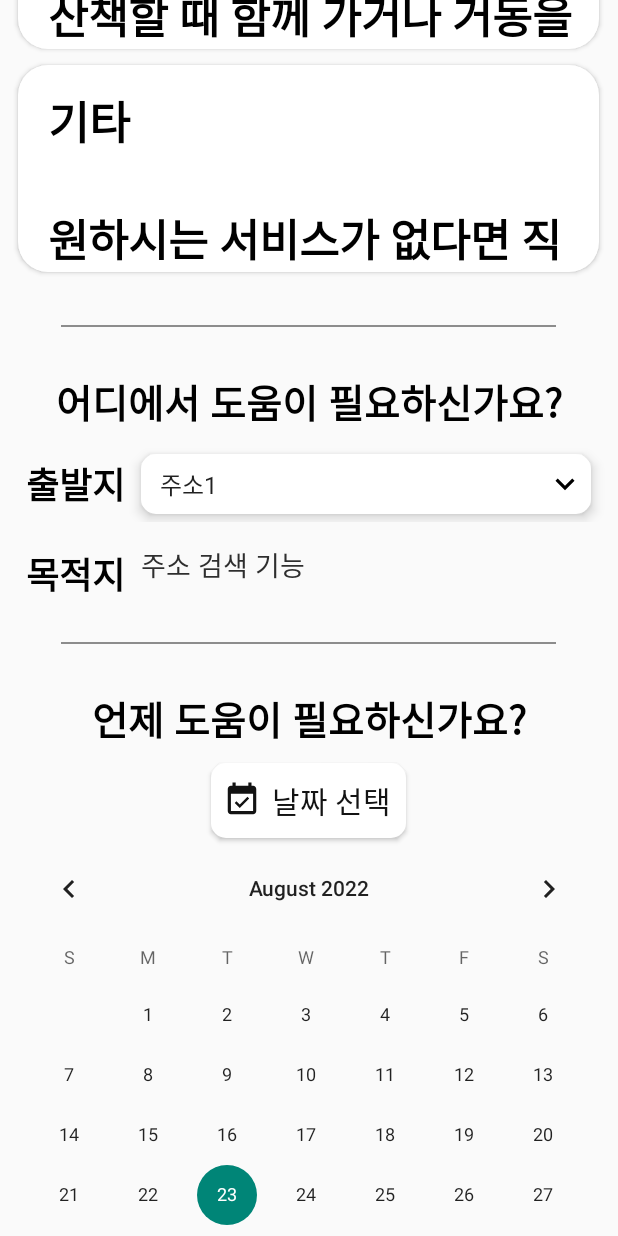
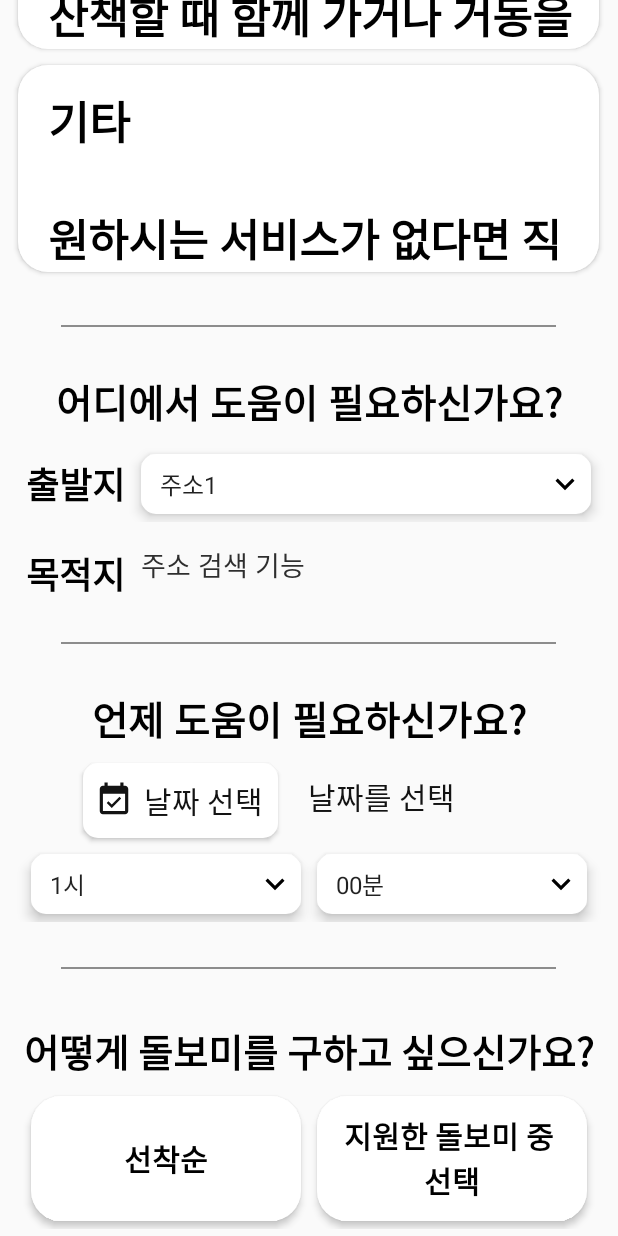
Before and after one commit to orange11th/with, an Android app: the screen it shows after launch (SimpleActivity), scrolled down 576 dp, on a phone screen of 412 x 824 dp. Run offline under Robolectric (Android 15) with nearby library versions, the phone set to English and light mode, and no system bars.

Commit message:
220823_1118

```diff
--- a/app/src/main/java/com/cookandroid/with/SimpleActivity.java
+++ b/app/src/main/java/com/cookandroid/with/SimpleActivity.java
@@ -3,6 +3,7 @@ package com.cookandroid.with;
 import androidx.appcompat.app.AppCompatActivity;
 import androidx.appcompat.widget.Toolbar;
 
+import android.app.DatePickerDialog;
 import android.content.Intent;
 import android.os.Bundle;
 import android.text.Spannable;
@@ -11,11 +12,17 @@ import android.text.style.AbsoluteSizeSpan;
 import android.view.MenuItem;
 import android.view.View;
 import android.widget.Button;
+import android.widget.DatePicker;
+import android.widget.TextView;
 
 import java.util.ArrayList;
+import java.util.Calendar;
 
 public class SimpleActivity extends AppCompatActivity {
-    private Button btn1, btn2, btn3, btn4;
+    private Button btn1, btn2, btn3, btn4, datePickerBtn;
+
+    TextView dateText;
+    DatePickerDialog datePickerDialog;
 
     @Override
     protected void onCreate(Bundle savedInstanceState) {
@@ -97,6 +104,41 @@ public class SimpleActivity extends AppCompatActivity {
             }
         });
 
+        dateText = findViewById(R.id.date_textView);
+        datePickerBtn = findViewById(R.id.date_btn);
+
+        //날짜 제한 변수
+        Calendar minDate = Calendar.getInstance();
+
+        //버튼 클릭 캘린더
+        datePickerBtn.setOnClickListener(new View.OnClickListener() {
+            @Override
+            public void onClick(View view) {
+
+                Calendar cal = Calendar.getInstance();
+                int Year = cal.get(Calendar.YEAR); //년
+                int Month = cal.get(Calendar.MONTH);//월
+                int Day = cal.get(Calendar.DAY_OF_MONTH);//일
+
+                datePickerDialog = new DatePickerDialog(SimpleActivity.this,
+                        new DatePickerDialog.OnDateSetListener() {
+                    @Override
+                    public void onDateSet(DatePicker datePicker, int year, int month, int day) {
+
+                        month = month + 1;
+                        String date = year + "년 " + month + "월 " + day + "일";
+
+                        dateText.setText(date);
+                    }
+                    }, Year, Month, Day);
+
+                //시작 날짜 제한
+                minDate.set(Year,Month,Day);
+                datePickerDialog.getDatePicker().setMinDate(minDate.getTime().getTime());
+
+                datePickerDialog.show();
+            }
+        });
     }
 
     //toolbar
--- a/app/src/main/res/layout/activity_simple.xml
+++ b/app/src/main/res/layout/activity_simple.xml
@@ -225,11 +225,21 @@
                 app:layout_constraintTop_toTopOf="parent"
                 app:layout_constraintVertical_bias="0.110000014" />
 
+
+        </LinearLayout>
+
+        <LinearLayout
+            android:layout_width="match_parent"
+            android:layout_height="wrap_content">
+
             <Button
-                android:id="@+id/button6"
+                android:id="@+id/date_btn"
                 android:layout_width="130dp"
                 android:layout_height="wrap_content"
                 android:layout_marginTop="10dp"
+                android:layout_marginBottom="5dp"
+                android:layout_marginLeft="55dp"
+                android:layout_marginRight="10dp"
                 android:padding="10dp"
                 android:background="@drawable/date_select"
                 android:text="날짜 선택"
@@ -237,9 +247,16 @@
                 android:textSize="20dp"
                 android:textColor="#131313"/>
 
-            <CalendarView
-                android:layout_width="match_parent"
-                android:layout_height="match_parent"/>
+            <TextView
+                android:id="@+id/date_textView"
+                android:layout_width="wrap_content"
+                android:layout_height="50dp"
+                android:layout_marginLeft="10dp"
+                android:text="날짜를 선택"
+                android:textSize="20dp"
+                android:textColor="#131313"
+                android:gravity="center"
+                android:layout_gravity="center"/>
 
         </LinearLayout>
 
```
